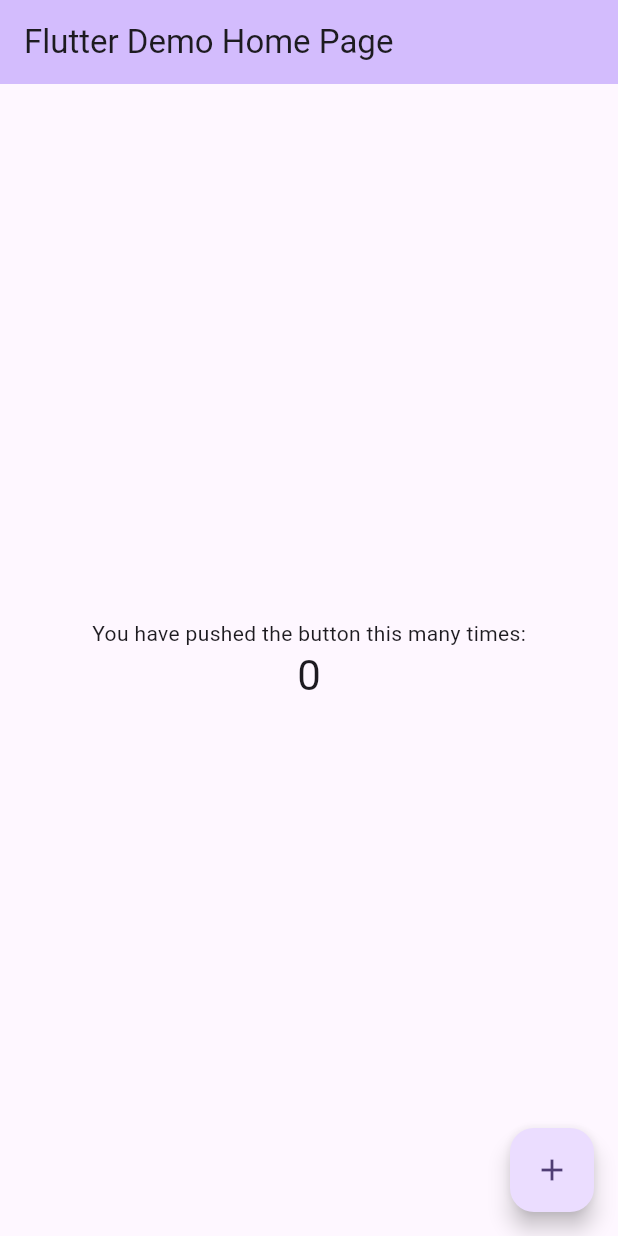
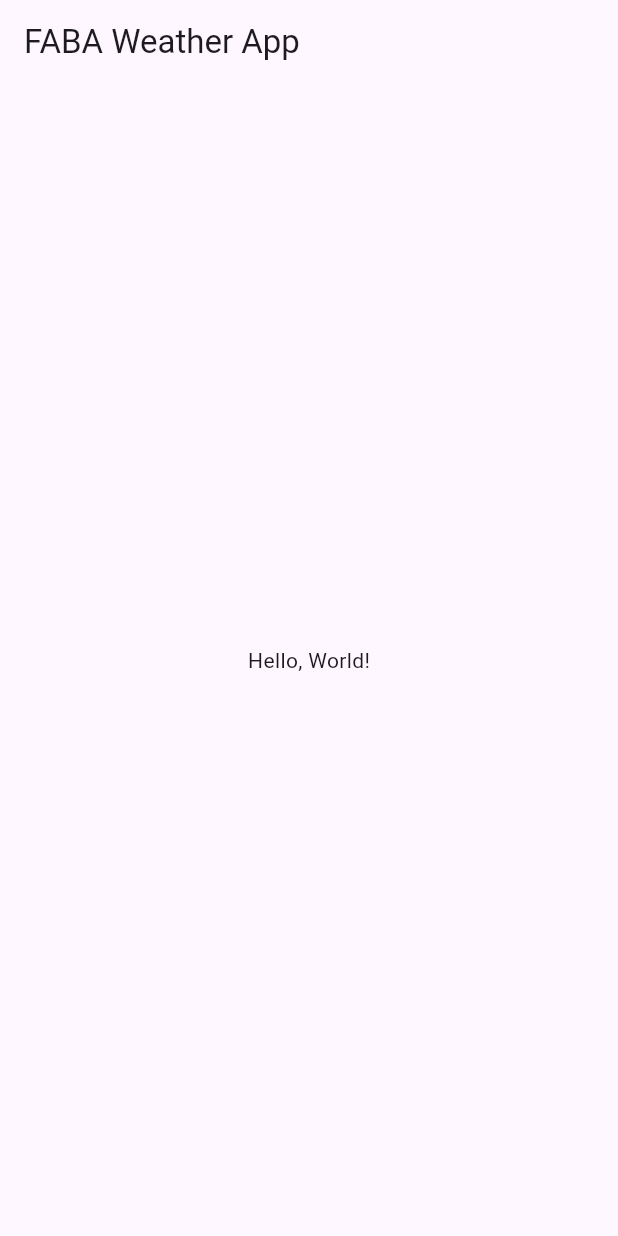
Before and after one commit to mahmuthanb/faba_weather_app, a Flutter app: the screen it shows after launch, on a phone screen of 412 x 824 dp. Run offline on Flutter 3.47's test engine with Material 3 defaults, Android fonts, the phone set to English and light mode, and no system bars.

Commit message:
removed unwanted template

```diff
--- a/lib/main.dart
+++ b/lib/main.dart
@@ -1,4 +1,5 @@
 import 'package:flutter/material.dart';
+import 'package:faba_weather_app/presentation/app/app.dart';
 
 void main() {
   runApp(const MyApp());
@@ -7,116 +8,15 @@ void main() {
 class MyApp extends StatelessWidget {
   const MyApp({super.key});
 
-  // This widget is the root of your application.
   @override
   Widget build(BuildContext context) {
     return MaterialApp(
-      title: 'Flutter Demo',
+      title: 'FABA Weather App',
+      debugShowCheckedModeBanner: false,
       theme: ThemeData(
-        // This is the theme of your application.
-        //
-        // TRY THIS: Try running your application with "flutter run". You'll see
-        // the application has a purple toolbar. Then, without quitting the app,
-        // try changing the seedColor in the colorScheme below to Colors.green
-        // and then invoke "hot reload" (save your changes or press the "hot
-        // reload" button in a Flutter-supported IDE, or press "r" if you used
-        // the command line to start the app).
-        //
-        // Notice that the counter didn't reset back to zero; the application
-        // state is not lost during the reload. To reset the state, use hot
-        // restart instead.
-        //
-        // This works for code too, not just values: Most code changes can be
-        // tested with just a hot reload.
         colorScheme: ColorScheme.fromSeed(seedColor: Colors.deepPurple),
       ),
-      home: const MyHomePage(title: 'Flutter Demo Home Page'),
+      home: const App(),
     );
   }
 }
-
-class MyHomePage extends StatefulWidget {
-  const MyHomePage({super.key, required this.title});
-
-  // This widget is the home page of your application. It is stateful, meaning
-  // that it has a State object (defined below) that contains fields that affect
-  // how it looks.
-
-  // This class is the configuration for the state. It holds the values (in this
-  // case the title) provided by the parent (in this case the App widget) and
-  // used by the build method of the State. Fields in a Widget subclass are
-  // always marked "final".
-
-  final String title;
-
-  @override
-  State<MyHomePage> createState() => _MyHomePageState();
-}
-
-class _MyHomePageState extends State<MyHomePage> {
-  int _counter = 0;
-
-  void _incrementCounter() {
-    setState(() {
-      // This call to setState tells the Flutter framework that something has
-      // changed in this State, which causes it to rerun the build method below
-      // so that the display can reflect the updated values. If we changed
-      // _counter without calling setState(), then the build method would not be
-      // called again, and so nothing would appear to happen.
-      _counter++;
-    });
-  }
-
-  @override
-  Widget build(BuildContext context) {
-    // This method is rerun every time setState is called, for instance as done
-    // by the _incrementCounter method above.
-    //
-    // The Flutter framework has been optimized to make rerunning build methods
-    // fast, so that you can just rebuild anything that needs updating rather
-    // than having to individually change instances of widgets.
-    return Scaffold(
-      appBar: AppBar(
-        // TRY THIS: Try changing the color here to a specific color (to
-        // Colors.amber, perhaps?) and trigger a hot reload to see the AppBar
-        // change color while the other colors stay the same.
-        backgroundColor: Theme.of(context).colorScheme.inversePrimary,
-        // Here we take the value from the MyHomePage object that was created by
-        // the App.build method, and use it to set our appbar title.
-        title: Text(widget.title),
-      ),
-      body: Center(
-        // Center is a layout widget. It takes a single child and positions it
-        // in the middle of the parent.
-        child: Column(
-          // Column is also a layout widget. It takes a list of children and
-          // arranges them vertically. By default, it sizes itself to fit its
-          // children horizontally, and tries to be as tall as its parent.
-          //
-          // Column has various properties to control how it sizes itself and
-          // how it positions its children. Here we use mainAxisAlignment to
-          // center the children vertically; the main axis here is the vertical
-          // axis because Columns are vertical (the cross axis would be
-          // horizontal).
-          //
-          // TRY THIS: Invoke "debug painting" (choose the "Toggle Debug Paint"
-          // action in the IDE, or press "p" in the console), to see the
-          // wireframe for each widget.
-          mainAxisAlignment: MainAxisAlignment.center,
-          children: <Widget>[
-            const Text('You have pushed the button this many times:'),
-            Text(
-              '$_counter',
-              style: Theme.of(context).textTheme.headlineMedium,
-            ),
-          ],
-        ),
-      ),
-      floatingActionButton: FloatingActionButton(
-        onPressed: _incrementCounter,
-        tooltip: 'Increment',
-        child: const Icon(Icons.add),
-      ), // This trailing comma makes auto-formatting nicer for build methods.
-    );
-  }
-}
--- /dev/null
+++ b/lib/presentation/app/app.dart
@@ -0,0 +1,13 @@
+import 'package:flutter/material.dart';
+
+class App extends StatelessWidget {
+  const App({super.key});
+
+  @override
+  Widget build(BuildContext context) {
+    return Scaffold(
+      appBar: AppBar(title: Text('FABA Weather App')),
+      body: Center(child: Text('Hello, World!')),
+    );
+  }
+}
```
Also changed, not shown: pubspec.yaml (+2 -71 lines).
